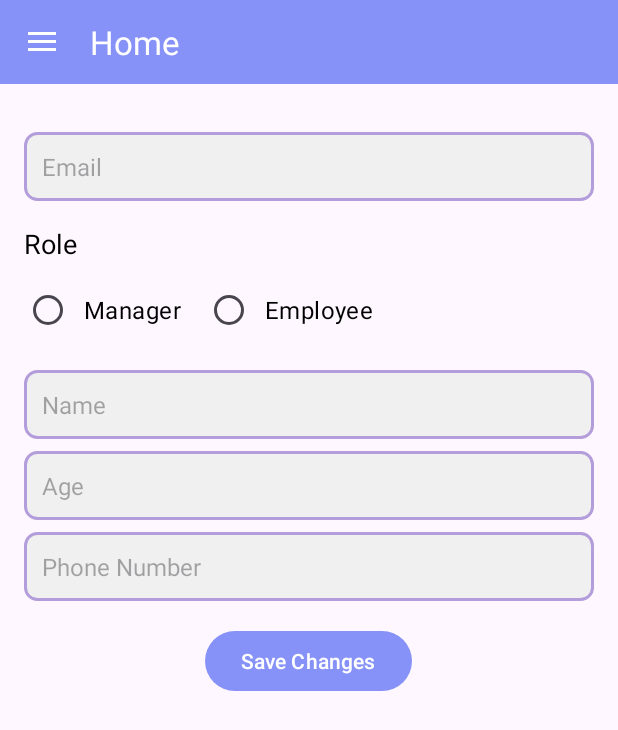
After one commit to kiaslong/StuManage, an Android app: the fragment EditUserFragment placed in its activity, on a phone screen of 412 x 824 dp. The commit adds this screen. Shown: the top 730 px of the screen. Run offline under Robolectric (Android 15) with nearby library versions, the phone set to English and light mode, and no system bars; our stand-ins replace Firebase (no records; nobody signed in at launch, a user with empty details on screens opened directly); 1 statement that could not run was skipped.

Commit message:
add edit for users

```diff
--- a/app/src/main/java/com/ppl/stumanage/UserManagement/AddUserFragment.java
+++ b/app/src/main/java/com/ppl/stumanage/UserManagement/AddUserFragment.java
@@ -168,6 +168,7 @@
                     requireActivity().getSupportFragmentManager().beginTransaction()
                             .replace(R.id.fragment_container, new ViewUsersFragment())
                             .commit();
+
                 })
                 .addOnFailureListener(e -> {
                     // Handle errors while adding user data to Firestore
--- /dev/null
+++ b/app/src/main/java/com/ppl/stumanage/UserManagement/EditUserFragment.java
@@ -0,0 +1,122 @@
+package com.ppl.stumanage.UserManagement;
+
+import android.os.Bundle;
+
+import androidx.fragment.app.Fragment;
+
+import android.util.Log;
+import android.view.LayoutInflater;
+import android.view.View;
+import android.view.ViewGroup;
+import android.widget.Button;
+import android.widget.EditText;
+import android.widget.RadioButton;
+
+
+import com.google.firebase.firestore.DocumentReference;
+import com.google.firebase.firestore.FirebaseFirestore;
+import com.ppl.stumanage.R;
+
+
+public class EditUserFragment extends Fragment {
+
+
+    public EditUserFragment() {
+        // Required empty public constructor
+    }
+
+
+
+
+    @Override
+    public void onCreate(Bundle savedInstanceState) {
+        super.onCreate(savedInstanceState);
+
+    }
+
+    @Override
+    public View onCreateView(LayoutInflater inflater, ViewGroup container,
+                             Bundle savedInstanceState) {
+        View view = inflater.inflate(R.layout.fragment_edit_user, container, false);
+
+        EditText editTextEmail = view.findViewById(R.id.editEmail);
+        EditText editTextName = view.findViewById(R.id.editName);
+        EditText editTextAge = view.findViewById(R.id.editAge);
+        EditText editTextPhoneNumber = view.findViewById(R.id.editPhone);
+        RadioButton radioButtonManager = view.findViewById(R.id.radBtnManager);
+        RadioButton radioButtonEmployee = view.findViewById(R.id.radBtnEmployee);
+
+        Bundle bundle = getArguments();
+        String userId = bundle.getString("userId");
+        FirebaseFirestore db = FirebaseFirestore.getInstance();
+        DocumentReference userRef = db.collection("users").document(userId);
+
+        if (bundle != null) {
+
+
+            userRef.get().addOnSuccessListener(documentSnapshot -> {
+                if (documentSnapshot.exists()) {
+                    // Retrieve user data
+                    String userEmail = documentSnapshot.getString("email");
+                    String userName = documentSnapshot.getString("name");
+                    int userAge = documentSnapshot.getLong("age") != null ? documentSnapshot.getLong("age").intValue() : 0;
+                    String userPhoneNumber = documentSnapshot.getString("phoneNumber");
+                    String userRole = documentSnapshot.getString("role");
+
+                    // Set retrieved user data to EditText and RadioButton
+                    editTextEmail.setText(userEmail);
+                    editTextName.setText(userName);
+                    editTextAge.setText(String.valueOf(userAge));
+                    editTextPhoneNumber.setText(userPhoneNumber);
+
+                    // Check the appropriate radio button based on the user's role
+                    if (userRole != null) {
+                        if (userRole.equalsIgnoreCase("Manager")) {
+                            radioButtonManager.setChecked(true);
+                        } else if (userRole.equalsIgnoreCase("Employee")) {
+                            radioButtonEmployee.setChecked(true);
+                        }
+                    }
+                }
+            }).addOnFailureListener(e -> {
+                // Handle any errors that may occur during the fetch
+                Log.e("EditUserFragment", "Error fetching user data: " + e.getMessage());
+            });
+        }
+
+        Button saveChangesButton = view.findViewById(R.id.editBtnSave);
+        saveChangesButton.setOnClickListener(v -> {
+            // Get the updated values from EditText and RadioButton
+            String updatedEmail = editTextEmail.getText().toString();
+            String updatedName = editTextName.getText().toString();
+            int updatedAge = Integer.parseInt(editTextAge.getText().toString());
+            String updatedPhoneNumber = editTextPhoneNumber.getText().toString();
+            String updatedRole = radioButtonManager.isChecked() ? "Manager" : "Employee";
+
+            // Update user details in Firestore
+            userRef.update("email", updatedEmail,
+                            "name", updatedName,
+                            "age", updatedAge,
+                            "phoneNumber", updatedPhoneNumber,
+                            "role", updatedRole)
+                    .addOnSuccessListener(aVoid -> {
+                        // Update successful
+                        Log.d("EditUserFragment", "User details updated successfully");
+                        requireActivity().getSupportFragmentManager().beginTransaction()
+                                .replace(R.id.fragment_container, new ViewUsersFragment())
+                                .addToBackStack(null)
+                                .commit();
+
+                    })
+                    .addOnFailureListener(e -> {
+                        // Handle any errors
+                        Log.e("EditUserFragment", "Error updating user details: " + e.getMessage());
+                    });
+        });
+
+
+        return view;
+    }
+
+
+}
--- /dev/null
+++ b/app/src/main/res/layout/fragment_edit_user.xml
@@ -0,0 +1,121 @@
+<?xml version="1.0" encoding="utf-8"?>
+<ScrollView
+    xmlns:android="http://schemas.android.com/apk/res/android"
+    xmlns:app="http://schemas.android.com/apk/res-auto"
+    xmlns:tools="http://schemas.android.com/tools"
+    android:layout_width="match_parent"
+    android:layout_height="match_parent"
+    android:fillViewport="true"
+    android:orientation="vertical"
+    tools:context=".UserManagement.EditUserFragment">
+
+    <LinearLayout
+        android:layout_width="match_parent"
+        android:layout_height="wrap_content"
+        android:orientation="vertical">
+
+        <LinearLayout
+            android:layout_width="match_parent"
+            android:layout_height="wrap_content"
+            android:orientation="vertical"
+            android:padding="16dp">
+
+            <EditText
+                android:id="@+id/editEmail"
+                android:layout_width="match_parent"
+                android:layout_height="wrap_content"
+                android:hint="Email"
+                android:inputType="text"
+                android:layout_marginTop="16dp"
+                android:background="@drawable/edit_text_background"
+                android:padding="12dp"
+                android:textSize="16sp"
+                android:textColor="@color/black" />
+            <TextView
+                android:layout_width="match_parent"
+                android:layout_height="wrap_content"
+                android:text="Role"
+                android:textSize="18sp"
+                android:textColor="@color/black"
+                android:layout_marginTop="16dp" />
+
+
+            <RadioGroup
+                android:id="@+id/radioGrRole"
+                android:layout_width="match_parent"
+                android:layout_height="wrap_content"
+                android:orientation="horizontal"
+                android:layout_marginTop="8dp">
+
+                <RadioButton
+                    android:id="@+id/radBtnManager"
+                    android:layout_width="wrap_content"
+                    android:layout_height="wrap_content"
+                    android:text="Manager"
+                    android:paddingStart="8dp"
+                    android:layout_marginEnd="16dp"
+                    android:textSize="16sp"
+                    android:textColor="@color/black"/>
+
+                <RadioButton
+                    android:id="@+id/radBtnEmployee"
+                    android:layout_width="wrap_content"
+                    android:layout_height="wrap_content"
+                    android:text="Employee"
+                    android:paddingStart="8dp"
+                    android:textSize="16sp"
+                    android:textColor="@color/black"/>
+            </RadioGroup>
+
+            <!-- User Name -->
+            <EditText
+                android:id="@+id/editName"
+                android:layout_width="match_parent"
+                android:layout_height="wrap_content"
+                android:hint="Name"
+                android:inputType="text"
+                android:layout_marginTop="16dp"
+                android:background="@drawable/edit_text_background"
+                android:padding="12dp"
+                android:textSize="16sp"
+                android:textColor="@color/black" />
+
+            <!-- User Age -->
+            <EditText
+                android:id="@+id/editAge"
+                android:layout_width="match_parent"
+                android:layout_height="wrap_content"
+                android:hint="Age"
+                android:inputType="number"
+                android:layout_marginTop="8dp"
+                android:background="@drawable/edit_text_background"
+                android:padding="12dp"
+                android:textSize="16sp"
+                android:textColor="@color/black" />
+
+            <!-- User Phone Number -->
+            <EditText
+                android:id="@+id/editPhone"
+                android:layout_width="match_parent"
+                android:layout_height="wrap_content"
+                android:hint="Phone Number"
+                android:inputType="phone"
+                android:layout_marginTop="8dp"
+                android:background="@drawable/edit_text_background"
+                android:padding="12dp"
+                android:textSize="16sp"
+                android:textColor="@color/black" />
+
+
+            <!-- Save Changes Button -->
+            <Button
+                android:id="@+id/editBtnSave"
+                android:layout_width="wrap_content"
+                android:layout_height="wrap_content"
+                android:text="Save Changes"
+                android:layout_gravity="center_horizontal"
+                android:layout_marginTop="16dp"/>
+        </LinearLayout>
+
+    </LinearLayout>
+</ScrollView>
```
Also changed, not shown: app/src/main/java/com/ppl/stumanage/UserManagement/SystemUserAdapter.java (+58 -2 lines), app/src/main/java/com/ppl/stumanage/UserManagement/ViewUsersFragment.java (+71 -12 lines), app/src/main/res/menu/user_context_menu.xml (added, +16 -0 lines).
